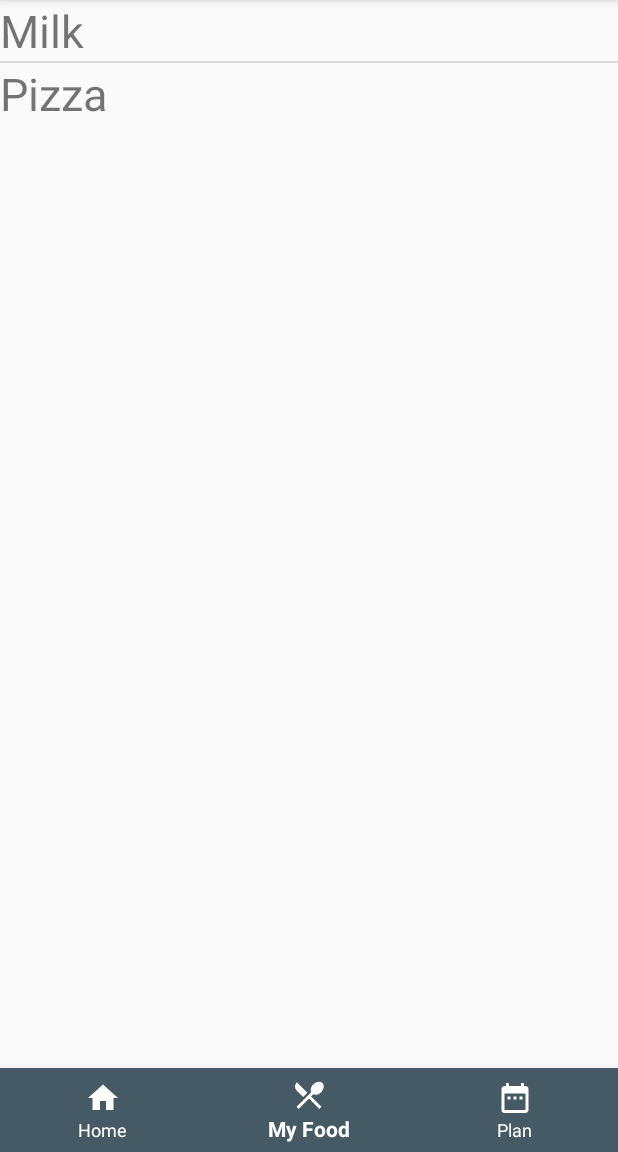
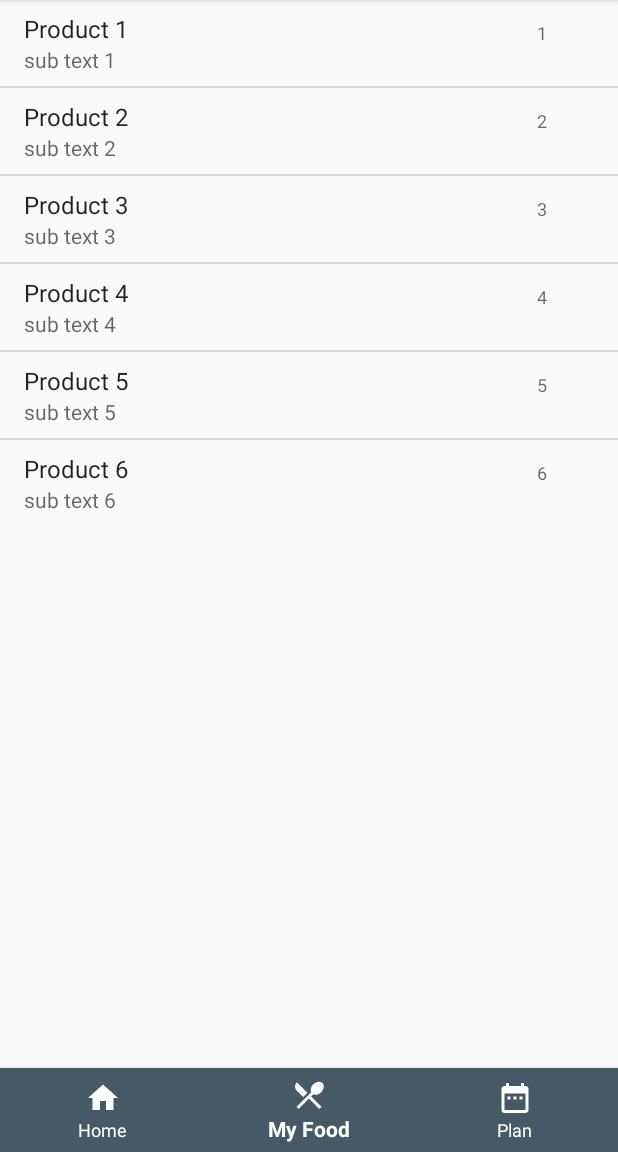
Before and after one commit to Kailyou/bachelor_thesis, an Android app: the screen it shows after launch (MainActivity), item 2 of the bottom bar chosen, on a phone screen of 412 x 824 dp, the part 84-1236 px from its top. Run offline under Robolectric (Android 15) with nearby library versions, the phone set to English and light mode, and no system bars; Roboto replaces fonts that are not available here.

Commit message:
Implemented Template Food list
After clicking on the My Food icon there now will be shown a template
food list.

```diff
--- a/app/src/main/java/hochschule/de/bachelorthesis/activities/FoodActivity.java
+++ b/app/src/main/java/hochschule/de/bachelorthesis/activities/FoodActivity.java
@@ -20,19 +20,8 @@ import hochschule.de.bachelorthesis.fragments.PlaceholderFragment;
 
 public class FoodActivity extends AppCompatActivity {
 
-    /**
-     * The {@link PagerAdapter} that will provide
-     * fragments for each of the sections. We use a
-     * {@link FragmentPagerAdapter} derivative, which will keep every
-     * loaded fragment in memory. If this becomes too memory intensive, it
-     * may be best to switch to a
-     * {@link FragmentStatePagerAdapter}.
-     */
     private SectionsPagerAdapter mSectionsPagerAdapter;
 
-    /**
-     * The {@link ViewPager} that will host the section contents.
-     */
     private ViewPager mViewPager;
 
     @Override
@@ -100,16 +89,13 @@ public class FoodActivity extends AppCompatActivity {
         }
 
         @Override
-        public Fragment getItem(int position) {
-            // getItem is called to instantiate the fragment for the given page.
-            // Return a PlaceholderFragment (defined as a static inner class below).
-            return PlaceholderFragment.newInstance(position + 1);
+        public Fragment getItem(int i) {
+            return PlaceholderFragment.newInstance(i + 1);
         }
 
         @Override
         public int getCount() {
-            // Show 3 total pages.
             return 3;
         }
     }
-}
+ }
--- a/app/src/main/java/hochschule/de/bachelorthesis/adapters/FoodAdapter.java
+++ /dev/null
@@ -1,64 +0,0 @@
-package hochschule.de.bachelorthesis.adapters;
-
-import android.view.LayoutInflater;
-import android.view.View;
-import android.view.ViewGroup;
-import android.widget.BaseAdapter;
-
-public class FoodAdapter extends BaseAdapter {
-    /**
-     * How many items are in the data set represented by this Adapter.
-     *
-     * @return Count of items.
-     */
-    @Override
-    public int getCount() {
-        return 0;
-    }
-
-    /**
-     * Get the data item associated with the specified position in the data set.
-     *
-     * @param position Position of the item whose data we want within the adapter's
-     *                 data set.
-     * @return The data at the specified position.
-     */
-    @Override
-    public Object getItem(int position) {
-        return null;
-    }
-
-    /**
-     * Get the row id associated with the specified position in the list.
-     *
-     * @param position The position of the item within the adapter's data set whose row id we want.
-     * @return The id of the item at the specified position.
-     */
-    @Override
-    public long getItemId(int position) {
-        return 0;
-    }
-
-    /**
-     * Get a View that displays the data at the specified position in the data set. You can either
-     * create a View manually or inflate it from an XML layout file. When the View is inflated, the
-     * parent View (GridView, ListView...) will apply default layout parameters unless you use
-     * {@link LayoutInflater#inflate(int, ViewGroup, boolean)}
-     * to specify a root view and to prevent attachment to the root.
-     *
-     * @param position    The position of the item within the adapter's data set of the item whose view
-     *                    we want.
-     * @param convertView The old view to reuse, if possible. Note: You should check that this view
-     *                    is non-null and of an appropriate type before using. If it is not possible to convert
-     *                    this view to display the correct data, this method can create a new view.
-     *                    Heterogeneous lists can specify their number of view types, so that this View is
-     *                    always of the right type (see {@link #getViewTypeCount()} and
-     *                    {@link #getItemViewType(int)}).
-     * @param parent      The parent that this view will eventually be attached to
-     * @return A View corresponding to the data at the specified position.
-     */
-    @Override
-    public View getView(int position, View convertView, ViewGroup parent) {
-        return null;
-    }
-}
--- a/app/src/main/java/hochschule/de/bachelorthesis/fragments/MyFoodFragment.java
+++ b/app/src/main/java/hochschule/de/bachelorthesis/fragments/MyFoodFragment.java
@@ -9,7 +9,9 @@ import android.view.View;
 import android.view.ViewGroup;
 import android.widget.AdapterView;
 import android.widget.ArrayAdapter;
+import android.widget.BaseAdapter;
 import android.widget.ListView;
+import android.widget.TextView;
 
 import java.util.ArrayList;
 
@@ -17,6 +19,34 @@ import hochschule.de.bachelorthesis.R;
 import hochschule.de.bachelorthesis.activities.FoodActivity;
 
 public class MyFoodFragment extends Fragment {
+
+    String[] MAIN_TEXTS = {
+            "Product 1",
+            "Product 2",
+            "Product 3",
+            "Product 4",
+            "Product 5",
+            "Product 6",
+    };
+
+    String[] SUB_TEXTS = {
+            "sub text 1",
+            "sub text 2",
+            "sub text 3",
+            "sub text 4",
+            "sub text 5",
+            "sub text 6",
+    };
+
+    String[] META_TEXTS = {
+            "1",
+            "2",
+            "3",
+            "4",
+            "5",
+            "6",
+    };
+
 
     public View onCreateView(LayoutInflater inflater, ViewGroup container, Bundle savedInstanceState) {
         return inflater.inflate(R.layout.fragment_my_food, container, false);
@@ -26,13 +56,9 @@ public class MyFoodFragment extends Fragment {
     public void onActivityCreated(@Nullable Bundle savedInstanceState) {
         super.onActivityCreated(savedInstanceState);
 
-        ArrayList<String> al = new ArrayList<>();
-        al.add("Milk");
-        al.add("Pizza");
+        ListView lv = getView().findViewById(R.id.list);
+        FoodAdapter adapter = new FoodAdapter();
 
-        ArrayAdapter<String> adapter = new ArrayAdapter<>(getContext(), R.layout.food_list_item, al);
-
-        ListView lv = getView().findViewById(R.id.list);
         lv.setAdapter(adapter);
 
         lv.setOnItemClickListener(new AdapterView.OnItemClickListener() {
@@ -42,4 +68,36 @@ public class MyFoodFragment extends Fragment {
             }
         });
     }
+
+    class FoodAdapter extends BaseAdapter {
+        @Override
+        public int getCount() {
+            return MAIN_TEXTS.length;
+        }
+
+        @Override
+        public Object getItem(int i) {
+            return i;
+        }
+
+        @Override
+        public long getItemId(int position) {
+            return 0;
+        }
+
+        @Override
+        public View getView(int i, View view, ViewGroup viewGroup) {
+            view = getLayoutInflater().inflate(R.layout.customlayout, null);
+            TextView mainText = view.findViewById(R.id.mainText);
+            mainText.setText(MAIN_TEXTS[i]);
+
+            TextView subText = view.findViewById(R.id.subText);
+            subText.setText(SUB_TEXTS[i]);
+
+            TextView meta = view.findViewById(R.id.metaData);
+            meta.setText(META_TEXTS[i]);
+
+            return view;
+        }
+    }
 }
--- a/app/src/main/java/hochschule/de/bachelorthesis/fragments/PlaceholderFragment.java
+++ b/app/src/main/java/hochschule/de/bachelorthesis/fragments/PlaceholderFragment.java
@@ -13,6 +13,7 @@ import hochschule.de.bachelorthesis.R;
  * A placeholder fragment containing a simple view.
  */
 public class PlaceholderFragment extends Fragment {
+
     /**
      * The fragment argument representing the section number for this
      * fragment.
--- a/app/src/main/res/layout/fragment_placeholder.xml
+++ b/app/src/main/res/layout/fragment_placeholder.xml
@@ -6,10 +6,6 @@
     android:layout_width="match_parent"
     android:layout_height="match_parent"
     tools:context=".activities.FoodActivity">
-
-    <!--
-    tools:context=".activities.FoodActivity$PlaceholderFragment">
-    -->
 
     <TextView
         android:id="@+id/section_label"
```
